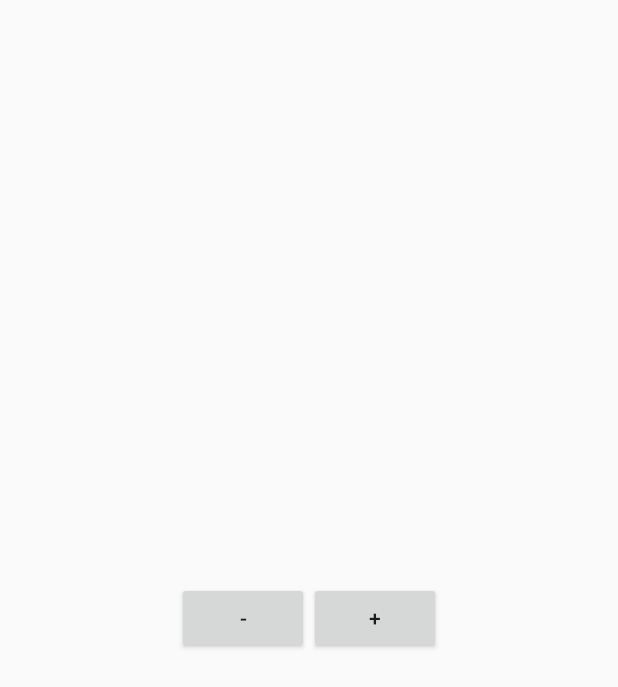
After one commit to Alex16oz/Widgetku, an Android app built with Jetpack Compose: the layout volume_widget.xml on its own in the app's theme, with its tools: preview values and no code run, on a phone screen of 412 x 824 dp. The commit adds this screen. Shown: the top 687 px of the screen. Run offline under Robolectric (Android 15) with nearby library versions, the phone set to English and light mode, and no system bars.

Commit message:
v4 widget 1

```diff
--- /dev/null
+++ b/app/src/main/res/layout/volume_widget.xml
@@ -0,0 +1,20 @@
+<?xml version="1.0" encoding="utf-8"?>
+<LinearLayout xmlns:android="http://schemas.android.com/apk/res/android"
+    android:layout_width="match_parent"
+    android:layout_height="match_parent"
+    android:orientation="horizontal"
+    android:gravity="center">
+
+    <Button
+        android:id="@+id/volume_down_button"
+        android:layout_width="wrap_content"
+        android:layout_height="wrap_content"
+        android:text="-" />
+
+    <Button
+        android:id="@+id/volume_up_button"
+        android:layout_width="wrap_content"
+        android:layout_height="wrap_content"
+        android:text="+" />
+
+</LinearLayout>
--- a/app/src/main/res/values/strings.xml
+++ b/app/src/main/res/values/strings.xml
@@ -1,3 +1,4 @@
 <resources>
     <string name="app_name">Widgetku</string>
+    <string name="app_widget_description">Atur Volume</string>
 </resources>
```
Also changed, not shown: app/src/main/AndroidManifest.xml (+12 -0 lines), app/src/main/java/com/example/widgetku/AppWidgetProvider.kt (added, +78 -0 lines), app/src/main/res/xml-v31/volume_widget_info.xml (added, +11 -0 lines).
